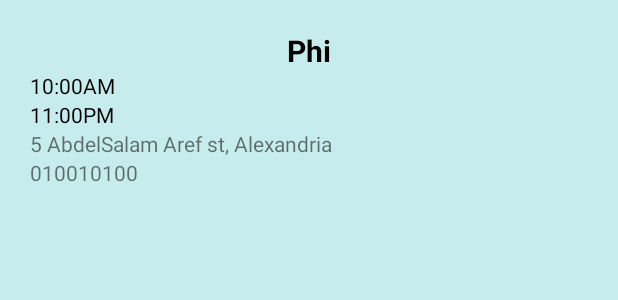
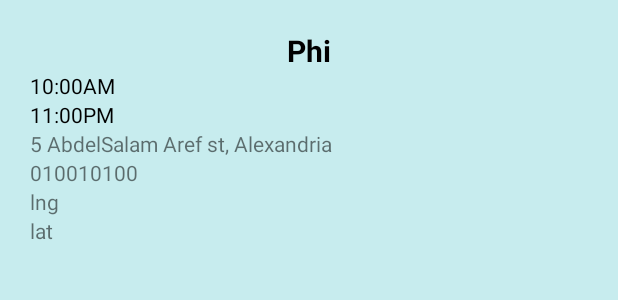
Before and after one commit to YomnaEldawy/workspacex-android, an Android app: the layout workspace_fragment.xml on its own in the app's theme, with its tools: preview values and no code run, on a phone screen of 412 x 824 dp. Shown: the top 300 px of the screen. Run offline under Robolectric (Android 15) with nearby library versions, the phone set to English and light mode, and no system bars; network calls fail.

```diff
--- a/app/src/main/java/com/example/workspacex/controllers/Workspace.java
+++ b/app/src/main/java/com/example/workspacex/controllers/Workspace.java
@@ -15,9 +15,15 @@ public class Workspace {
         TextView workspaceName = v.findViewById(R.id.workspace_name);
         TextView workspaceAddress = v.findViewById(R.id.workspace_address);
         TextView workspacePhone = v.findViewById(R.id.workspace_phone);
+        TextView workspaceLatitude = v.findViewById(R.id.workspace_latitude);
+        TextView workspaceLongitude = v.findViewById(R.id.workspace_longitude);
+
         workspaceName.setText(workspace.getName());
         workspaceAddress.setText(workspace.getAddress());
         workspacePhone.setText(workspace.getPhoneNumber());
+        workspaceLatitude.setText(workspace.getLatitude() + "");
+        workspaceLongitude.setText(workspace.getLongitude() + "");
+
         return v;
     }
 }
--- a/app/src/main/java/com/example/workspacex/ui/login/LoginActivity.java
+++ b/app/src/main/java/com/example/workspacex/ui/login/LoginActivity.java
@@ -145,8 +145,6 @@ public class LoginActivity extends AppCompatActivity {
         JSONObject jsonBody = new JSONObject();
         jsonBody.put("email", email);
         jsonBody.put("password", pwd);
-        Intent intent = new Intent(LoginActivity.this, HomeActivity.class);
-        startActivity(intent);
         JsonObjectRequest jsonObject = new JsonObjectRequest(Request.Method.POST, url, jsonBody, new Response.Listener<JSONObject>() {
             @Override
             public void onResponse(JSONObject response) {
--- a/app/src/main/res/layout/workspace_fragment.xml
+++ b/app/src/main/res/layout/workspace_fragment.xml
@@ -50,5 +50,19 @@
             android:text="010010100"
             android:layout_below="@id/workspace_address"
             />
+        <TextView
+            android:layout_width="wrap_content"
+            android:layout_height="wrap_content"
+            android:id="@+id/workspace_latitude"
+            android:text="lng"
+            android:layout_below="@id/workspace_phone"
+            />
+        <TextView
+            android:layout_width="wrap_content"
+            android:layout_height="wrap_content"
+            android:id="@+id/workspace_longitude"
+            android:text="lat"
+            android:layout_below="@id/workspace_latitude"
+            />
     </RelativeLayout>
 </FrameLayout>
```
Also changed, not shown: app/src/main/java/com/example/workspacex/data/model/Workspace.java (+32 -15 lines).
